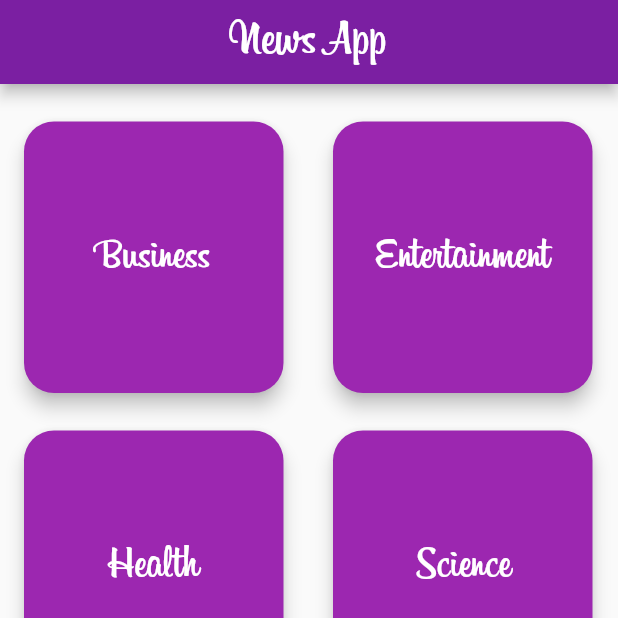
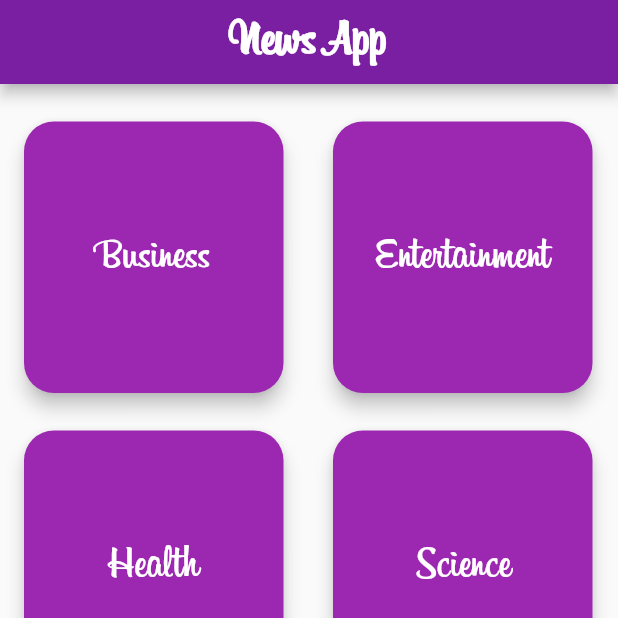
Before and after one commit to jainharsh21/News-App, a Flutter app: the screen it shows after launch, on a phone screen of 412 x 824 dp, the top half of it. Run offline on Flutter 3.47's test engine with Material 2 defaults, Android fonts, the phone set to English and light mode, and no system bars.

```diff
--- a/lib/ui/home.dart
+++ b/lib/ui/home.dart
@@ -48,6 +48,7 @@ class _HomeState extends State<Home> {
       appBar: AppBar(
         title: Text("News App",style: TextStyle(
           fontFamily: 'Billabong',
+          fontWeight: FontWeight.bold,
           fontSize: 35.0,
         ),),
         centerTitle: true,
--- a/lib/ui/news_screen.dart
+++ b/lib/ui/news_screen.dart
@@ -14,7 +14,11 @@ class _NewsScreenState extends State<NewsScreen> {
   Widget build(BuildContext context) {
     return Scaffold(
       appBar: AppBar(
-        title: Text("$topicName"),
+        title: Text("$topicName",style: TextStyle(
+          fontFamily: 'Billabong',
+          fontSize: 35,
+          fontWeight: FontWeight.bold,
+        ),),
         centerTitle: true,
         backgroundColor: Colors.purple[700],
       ),
```
